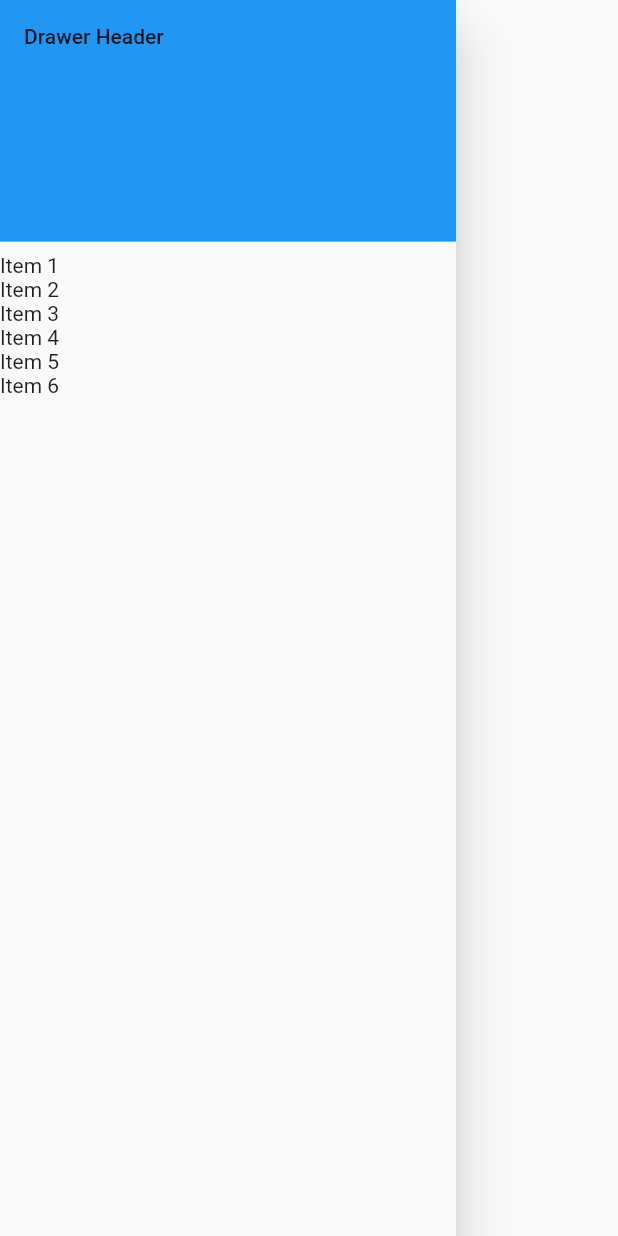
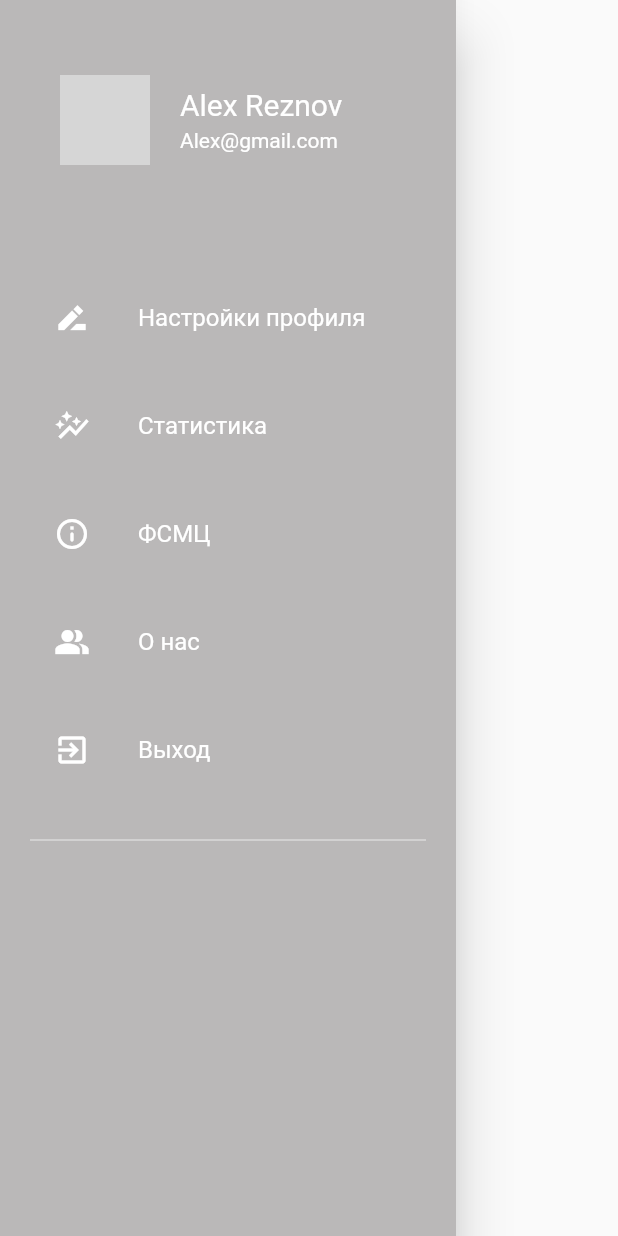
Before and after one commit to IlyaSem12/flutter_app_mobilefin, a Flutter app: what drawerHeader() shows on an empty page, opened directly, on a phone screen of 412 x 824 dp. Run offline on Flutter 3.47's test engine with Material 2 defaults, Android fonts, the phone set to English and light mode, and no system bars; our stand-ins replace google_fonts; missing offline and left inert: dart:ffi; network calls fail; grey boxes are pictures that could not be loaded.

Commit message:
init commit

```diff
--- a/lib/widgets/DrawerHeader.dart
+++ b/lib/widgets/DrawerHeader.dart
@@ -1,29 +1,125 @@
+import 'dart:ffi';
+
 import 'package:flutter/material.dart';
+import 'package:flutter_fingr_mobile/pages/UserPg.dart';
+
+import '../pages/Pages.dart';
 
 class drawerHeader extends StatelessWidget {
-  const drawerHeader({Key? key}) : super(key: key);
-
+  final padding = EdgeInsets.symmetric(horizontal: 20);
   @override
   Widget build(BuildContext context) {
-    return Container(
-      child: Drawer(
-        child: ListView(
-          children: <Widget>[
-            DrawerHeader(
-              child: Text("Drawer Header"),
-              decoration: BoxDecoration(
-                color: Colors.blue,
-              ),
+    final name = 'Alex Reznov';
+    final email = 'Alex@gmail.com';
+    final img = 'https://meme-arsenal.com/create/template/648632';
+    return Drawer(
+        child: Material(
+      color: Color.fromARGB(204, 170, 167, 167),
+      child: ListView(padding: padding, children: <Widget>[
+        buildHeader(
+          img: img,
+          name: name,
+          email: email,
+          onClicked: () => Navigator.of(context).push(MaterialPageRoute(
+            builder: (context) => UserPage(
+              name: name,
+              img: img,
             ),
-            new Text("Item 1"),
-            new Text("Item 2"),
-            new Text("Item 3"),
-            new Text("Item 4"),
-            new Text("Item 5"),
-            new Text("Item 6"),
-          ],
+          )),
         ),
+        const SizedBox(height: 24),
+        buildMenuItem(
+            text: 'Настройки профиля',
+            icon: Icons.drive_file_rename_outline_sharp,
+            onClicked: () => selectedItem(context, 0)),
+        const SizedBox(height: 16),
+        buildMenuItem(
+            text: 'Статистика',
+            icon: Icons.auto_graph_outlined,
+            onClicked: () => selectedItem(context, 0)),
+        const SizedBox(height: 16),
+        buildMenuItem(
+            text: 'ФСМЦ',
+            icon: Icons.info_outline_rounded,
+            onClicked: () => selectedItem(context, 0)),
+        const SizedBox(height: 16),
+        buildMenuItem(
+            text: 'О нас',
+            icon: Icons.people_alt,
+            onClicked: () => selectedItem(context, 0)),
+        const SizedBox(height: 16),
+        buildMenuItem(
+            text: 'Выход',
+            icon: Icons.exit_to_app_outlined,
+            onClicked: () => selectedItem(context, 0)),
+        const SizedBox(height: 24),
+        Divider(
+          color: Colors.white70,
+        ),
+        const SizedBox(height: 24),
+      ]),
+    ));
+  }
+
+  Widget buildMenuItem({
+    required String text,
+    required IconData icon,
+    VoidCallback? onClicked,
+  }) {
+    final color = Colors.white;
+    final howerColor = Colors.white70;
+    return ListTile(
+      leading: Icon(icon, color: color),
+      title: Text(
+        text,
+        style: TextStyle(color: color),
       ),
+      hoverColor: howerColor,
+      onTap: onClicked,
     );
   }
+
+  Widget buildHeader({
+    required String img,
+    required String name,
+    required String email,
+    VoidCallback? onClicked,
+  }) =>
+      InkWell(
+        onTap: onClicked,
+        child: Container(
+          padding: padding.add(EdgeInsets.symmetric(vertical: 50)),
+          child: Row(
+            children: [
+              CircleAvatar(radius: 30, backgroundImage: NetworkImage(img)),
+              SizedBox(width: 20),
+              Column(
+                crossAxisAlignment: CrossAxisAlignment.start,
+                children: [
+                  Text(
+                    name,
+                    style: TextStyle(fontSize: 20, color: Colors.white),
+                  ),
+                  const SizedBox(height: 4),
+                  Text(
+                    email,
+                    style: TextStyle(fontSize: 14, color: Colors.white),
+                  ),
+                ],
+              ),
+            ],
+          ),
+        ),
+      );
+
+  void selectedItem(BuildContext context, int index) {
+    switch (index) {
+      case 0:
+        Navigator.of(context).push(MaterialPageRoute(
+          builder: (context) => Pages(),
+        ));
+        break;
+      default:
+    }
+  }
 }
```
Also changed, not shown: lib/pages/Pages.dart (added, +23 -0 lines), lib/pages/UserPg.dart (added, +27 -0 lines), lib/pages/home_page.dart (+18 -21 lines), assets/images/Alex.png (added).
